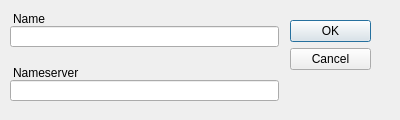
Before: the Qt Designer form addgroupdialog.ui in MelanieT/OpenSimConsoleClient, drawn with Qt 5.
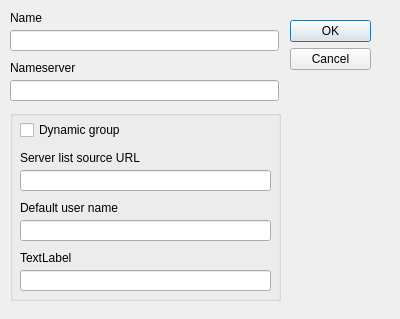
After: the same form once the commit is applied.

Commit message: Lots of bug fixes and the addition of dynamic host groups.

```diff
--- a/addgroupdialog.ui
+++ b/addgroupdialog.ui
@@ -7,7 +7,7 @@
     <x>0</x>
     <y>0</y>
     <width>400</width>
-    <height>120</height>
+    <height>319</height>
    </rect>
   </property>
   <property name="windowTitle">
@@ -32,8 +32,8 @@
   <widget class="QLabel" name="label">
    <property name="geometry">
     <rect>
-     <x>13</x>
-     <y>65</y>
+     <x>10</x>
+     <y>60</y>
      <width>74</width>
      <height>16</height>
     </rect>
@@ -45,8 +45,8 @@
   <widget class="QLabel" name="label_2">
    <property name="geometry">
     <rect>
-     <x>13</x>
-     <y>11</y>
+     <x>10</x>
+     <y>10</y>
      <width>36</width>
      <height>16</height>
     </rect>
@@ -59,7 +59,7 @@
    <property name="geometry">
     <rect>
      <x>10</x>
-     <y>26</y>
+     <y>30</y>
      <width>269</width>
      <height>21</height>
     </rect>
@@ -75,6 +75,104 @@
     </rect>
    </property>
   </widget>
+  <widget class="QGroupBox" name="groupBox">
+   <property name="geometry">
+    <rect>
+     <x>10</x>
+     <y>110</y>
+     <width>271</width>
+     <height>191</height>
+    </rect>
+   </property>
+   <property name="title">
+    <string/>
+   </property>
+   <widget class="QCheckBox" name="dynamic">
+    <property name="geometry">
+     <rect>
+      <x>10</x>
+      <y>10</y>
+      <width>211</width>
+      <height>20</height>
+     </rect>
+    </property>
+    <property name="text">
+     <string>Dynamic group</string>
+    </property>
+   </widget>
+   <widget class="QLabel" name="label_3">
+    <property name="geometry">
+     <rect>
+      <x>10</x>
+      <y>40</y>
+      <width>191</width>
+      <height>16</height>
+     </rect>
+    </property>
+    <property name="text">
+     <string>Server list source URL</string>
+    </property>
+   </widget>
+   <widget class="QLineEdit" name="source">
+    <property name="geometry">
+     <rect>
+      <x>10</x>
+      <y>60</y>
+      <width>251</width>
+      <height>21</height>
+     </rect>
+    </property>
+   </widget>
+   <widget class="QLabel" name="label_4">
+    <property name="geometry">
+     <rect>
+      <x>10</x>
+      <y>90</y>
+      <width>161</width>
+      <height>16</height>
+     </rect>
+    </property>
+    <property name="text">
+     <string>Default user name</string>
+    </property>
+   </widget>
+   <widget class="QLineEdit" name="user">
+    <property name="geometry">
+     <rect>
+      <x>10</x>
+      <y>110</y>
+      <width>251</width>
+      <height>21</height>
+     </rect>
+    </property>
+   </widget>
+   <widget class="QLabel" name="label_5">
+    <property name="geometry">
+     <rect>
+      <x>10</x>
+      <y>140</y>
+      <width>59</width>
+      <height>16</height>
+     </rect>
+    </property>
+    <property name="text">
+     <string>TextLabel</string>
+    </property>
+   </widget>
+   <widget class="QLineEdit" name="pass">
+    <property name="geometry">
+     <rect>
+      <x>10</x>
+      <y>160</y>
+      <width>251</width>
+      <height>21</height>
+     </rect>
+    </property>
+    <property name="echoMode">
+     <enum>QLineEdit::PasswordEchoOnEdit</enum>
+    </property>
+   </widget>
+  </widget>
  </widget>
  <resources/>
  <connections>
```
The commit also changes 7 other files.
